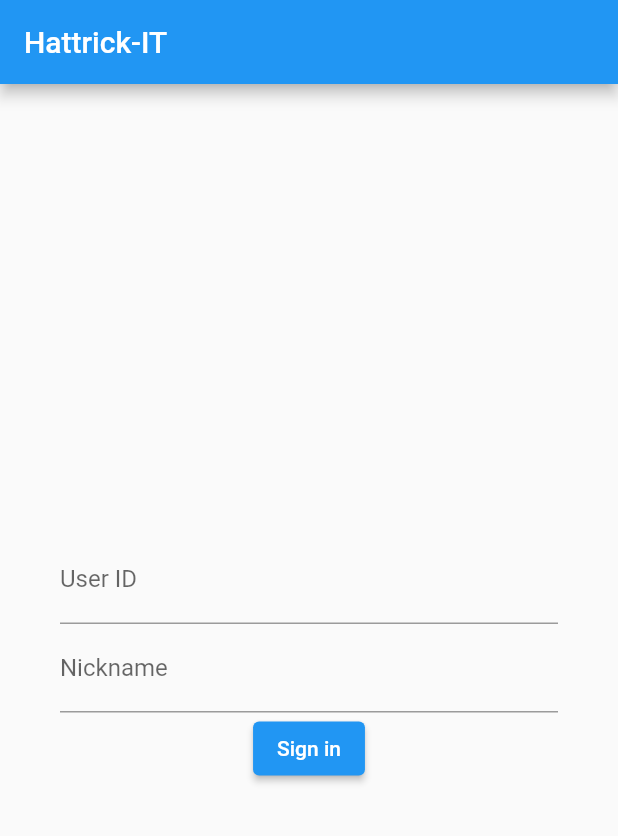
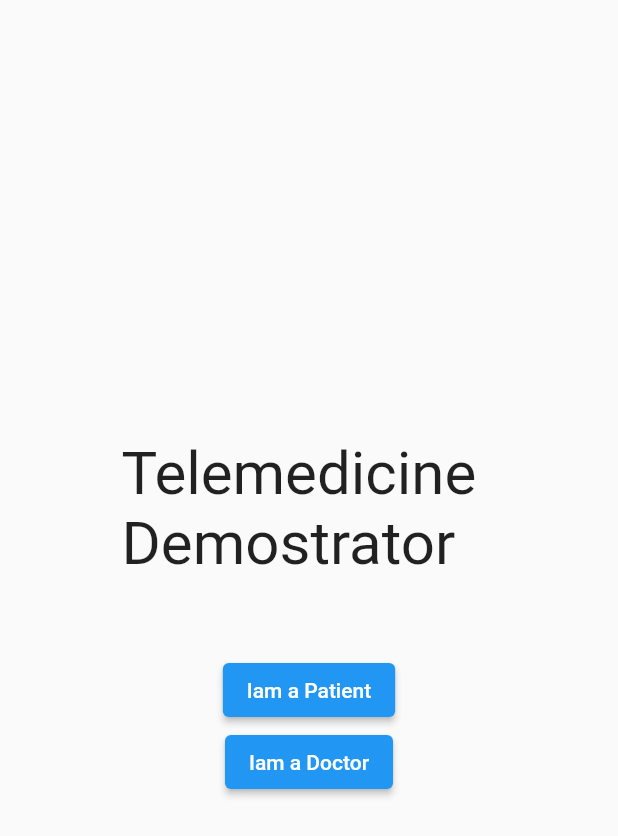
Before and after one commit to hattrick-it/sendbird_clean, a Flutter app: the screen it shows after launch, on a phone screen of 412 x 824 dp. Shown: the top 836 px of the screen. Run offline on Flutter 3.47's test engine with Material 2 defaults, Android fonts, the phone set to English and light mode, and no system bars; our stand-ins replace flutter_riverpod, get_it; missing offline and left inert: sendbird_sdk; statements that could not run were skipped.

Commit message:
userTypeSelector screen, Doctor and patient start screens

```diff
--- a/lib/Core/routes.dart
+++ b/lib/Core/routes.dart
@@ -1,6 +1,9 @@
 import 'package:flutter/material.dart';
 import 'package:sendbirdtutorial/presentation/screens/channels_list/channels_list_screen.dart';
 import 'package:sendbirdtutorial/presentation/screens/chat_screen/chat_screen.dart';
+import 'package:sendbirdtutorial/presentation/screens/doctor_selector_screen/doctor_selector_screen.dart';
+import 'package:sendbirdtutorial/presentation/screens/patient_selector_screen/patient_selector_screen.dart';
+import 'package:sendbirdtutorial/presentation/screens/user_type_selector_screen/user_type_selector_screen.dart';
 import 'package:sendbirdtutorial/presentation/screens/users_list_screen/users_list.dart';
 import '../presentation/screens/login_screen/login_screen.dart';
 
@@ -10,5 +13,8 @@ class MyRoutes {
     '/channel-list': (context) => ChannelListScreen(),
     '/users-list-screen': (context) => UsersListScreen(),
     '/chat-screen': (context) => ChatScreen(),
+    '/user-type-selector': (context) => UserSelectorScreen(),
+    '/doctor-selector': (context) => DoctorSelectorScreen(),
+    'patient-selector': (context) => PatientSelectorScreen(),
   };
 }
--- a/lib/main.dart
+++ b/lib/main.dart
@@ -23,7 +23,8 @@ class MyApp extends StatelessWidget {
     return MaterialApp(
       debugShowCheckedModeBanner: false,
       title: 'Material App',
-      initialRoute: '/',
+      // initialRoute: '/',
+      initialRoute: '/user-type-selector',
       routes: MyRoutes().routes,
     );
   }
--- /dev/null
+++ b/lib/presentation/screens/doctor_selector_screen/doctor_selector_screen.dart
@@ -0,0 +1,13 @@
+import 'package:flutter/material.dart';
+
+class DoctorSelectorScreen extends StatelessWidget {
+  @override
+  Widget build(BuildContext context) {
+    return Scaffold(
+      appBar: AppBar(),
+      body: Center(
+        child: Text('doctors'),
+      ),
+    );
+  }
+}
--- /dev/null
+++ b/lib/presentation/screens/patient_selector_screen/patient_selector_screen.dart
@@ -0,0 +1,14 @@
+import 'package:flutter/material.dart';
+
+class PatientSelectorScreen extends StatelessWidget {
+
+  @override
+  Widget build(BuildContext context) {
+    return Scaffold(
+      appBar: AppBar(),
+      body: Center(
+        child: Text('patient'),
+      ),
+    );
+  }
+}
--- /dev/null
+++ b/lib/presentation/screens/user_type_selector_screen/user_type_selector_screen.dart
@@ -0,0 +1,81 @@
+import 'package:flutter/material.dart';
+
+class UserSelectorScreen extends StatelessWidget {
+  @override
+  Widget build(BuildContext context) {
+    return Scaffold(
+      body: Center(child: UserSelectorBody()),
+    );
+  }
+}
+
+class UserSelectorBody extends StatelessWidget {
+  const UserSelectorBody();
+
+  @override
+  Widget build(BuildContext context) {
+    return Column(
+      mainAxisAlignment: MainAxisAlignment.center,
+      children: [
+        BuildTitle(),
+        SizedBox(height: 50),
+        BuildSelectorButtons(),
+      ],
+    );
+  }
+}
+
+class BuildTitle extends StatelessWidget {
+  const BuildTitle();
+
+  @override
+  Widget build(BuildContext context) {
+    return Container(
+      width: 250,
+      child: Text(
+        'Telemedicine Demostrator',
+        style: TextStyle(fontSize: 40),
+      ),
+    );
+  }
+}
+
+
+class BuildSelectorButtons extends StatelessWidget {
+  const BuildSelectorButtons();
+
+  @override
+  Widget build(BuildContext context) {
+    return Column(
+      children: [
+        BuildSelectorButton(
+          title: 'Iam a Patient',
+          onPressed: () {
+            Navigator.of(context).pushNamed('patient-selector');
+          },
+        ),
+        BuildSelectorButton(
+          title: 'Iam a Doctor',
+          onPressed: () {
+            Navigator.of(context).pushNamed('/doctor-selector');
+          },
+        ),
+      ],
+    );
+  }
+}
+
+class BuildSelectorButton extends StatelessWidget {
+  final String title;
+  final GestureTapCallback onPressed;
+
+  const BuildSelectorButton({this.title, this.onPressed});
+
+  @override
+  Widget build(BuildContext context) {
+    return ElevatedButton(
+      onPressed: onPressed,
+      child: Text(title),
+    );
+  }
+}
```
